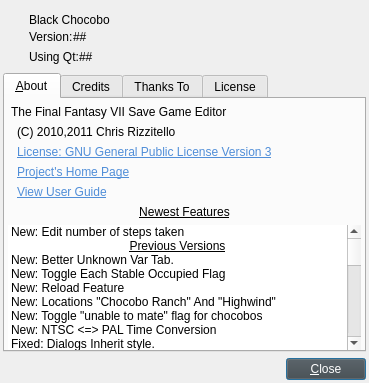
First picture: the form in about.ui, repository sithlord48/blackchocobo, before the edit.
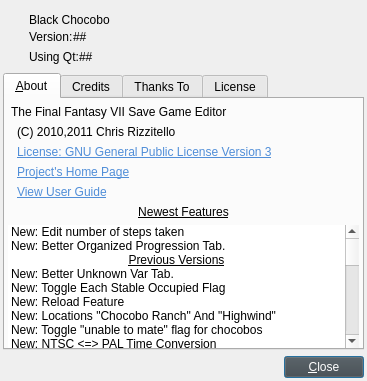
Second picture: the form after the edit. Icons and pictures are not drawn.

```diff
--- a/about.ui
+++ b/about.ui
@@ -9,8 +9,8 @@
    <rect>
     <x>0</x>
     <y>0</y>
-    <width>369</width>
-    <height>383</height>
+    <width>367</width>
+    <height>381</height>
    </rect>
   </property>
   <property name="sizePolicy">
@@ -501,6 +501,11 @@
            <string>New: Edit number of steps taken</string>
           </property>
          </item>
+         <item>
+          <property name="text">
+           <string>New: Better Organized Progression Tab.</string>
+          </property>
+         </item>
          <item>
           <property name="text">
            <string>Previous Versions</string>
```
